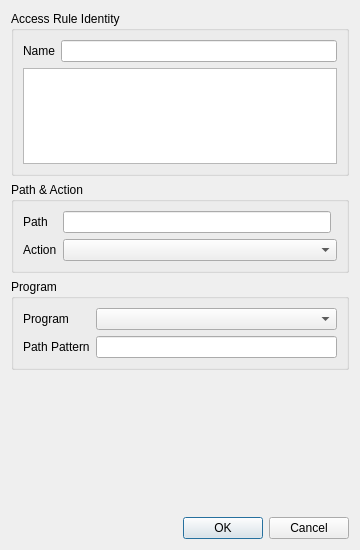
The window that MajorPrivacy/Forms/AccessRuleWnd.ui (xanasoft/MajorPrivacy) describes before a commit, drawn with Qt 5.
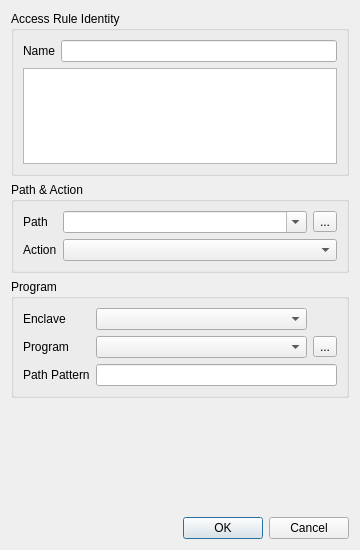
The same window after the commit.

```diff
--- a/MajorPrivacy/Forms/AccessRuleWnd.ui
+++ b/MajorPrivacy/Forms/AccessRuleWnd.ui
@@ -106,10 +106,27 @@
       <string>Program</string>
      </property>
      <layout class="QGridLayout" name="gridLayout_4">
-      <item row="0" column="1">
-       <widget class="QComboBox" name="cmbProgram"/>
-      </item>
       <item row="1" column="0">
+       <widget class="QLabel" name="label_2">
+        <property name="sizePolicy">
+         <sizepolicy hsizetype="Maximum" vsizetype="Preferred">
+          <horstretch>0</horstretch>
+          <verstretch>0</verstretch>
+         </sizepolicy>
+        </property>
+        <property name="text">
+         <string>Program</string>
+        </property>
+       </widget>
+      </item>
+      <item row="1" column="2">
+       <widget class="QToolButton" name="btnProg">
+        <property name="text">
+         <string>...</string>
+        </property>
+       </widget>
+      </item>
+      <item row="2" column="0">
        <widget class="QLabel" name="label_6">
         <property name="sizePolicy">
          <sizepolicy hsizetype="Maximum" vsizetype="Preferred">
@@ -122,7 +139,7 @@
         </property>
        </widget>
       </item>
-      <item row="1" column="1">
+      <item row="2" column="1" colspan="2">
        <widget class="QLineEdit" name="txtProgPath">
         <property name="enabled">
          <bool>true</bool>
@@ -138,19 +155,19 @@
         </property>
        </widget>
       </item>
+      <item row="1" column="1">
+       <widget class="QComboBox" name="cmbProgram"/>
+      </item>
       <item row="0" column="0">
-       <widget class="QLabel" name="label_2">
-        <property name="sizePolicy">
-         <sizepolicy hsizetype="Maximum" vsizetype="Preferred">
-          <horstretch>0</horstretch>
-          <verstretch>0</verstretch>
-         </sizepolicy>
-        </property>
+       <widget class="QLabel" name="label_5">
         <property name="text">
-         <string>Program</string>
+         <string>Enclave</string>
         </property>
        </widget>
       </item>
+      <item row="0" column="1">
+       <widget class="QComboBox" name="cmbEnclave"/>
+      </item>
      </layout>
     </widget>
    </item>
@@ -166,9 +183,6 @@
       <string>Path &amp;&amp; Action</string>
      </property>
      <layout class="QGridLayout" name="gridLayout_5">
-      <item row="1" column="1" colspan="2">
-       <widget class="QComboBox" name="cmbAction"/>
-      </item>
       <item row="1" column="0">
        <widget class="QLabel" name="label_3">
         <property name="sizePolicy">
@@ -189,8 +203,29 @@
         </property>
        </widget>
       </item>
-      <item row="0" column="1">
-       <widget class="QLineEdit" name="txtPath"/>
+      <item row="0" column="1" colspan="2">
+       <widget class="QComboBox" name="cmbPath">
+        <property name="editable">
+         <bool>true</bool>
+        </property>
+       </widget>
+      </item>
+      <item row="0" column="3">
+       <widget class="QToolButton" name="btnBrowse">
+        <property name="text">
+         <string>...</string>
+        </property>
+       </widget>
+      </item>
+      <item row="1" column="1" colspan="3">
+       <widget class="QComboBox" name="cmbAction">
+        <property name="sizePolicy">
+         <sizepolicy hsizetype="Ignored" vsizetype="Fixed">
+          <horstretch>0</horstretch>
+          <verstretch>0</verstretch>
+         </sizepolicy>
+        </property>
+       </widget>
       </item>
      </layout>
     </widget>
```
